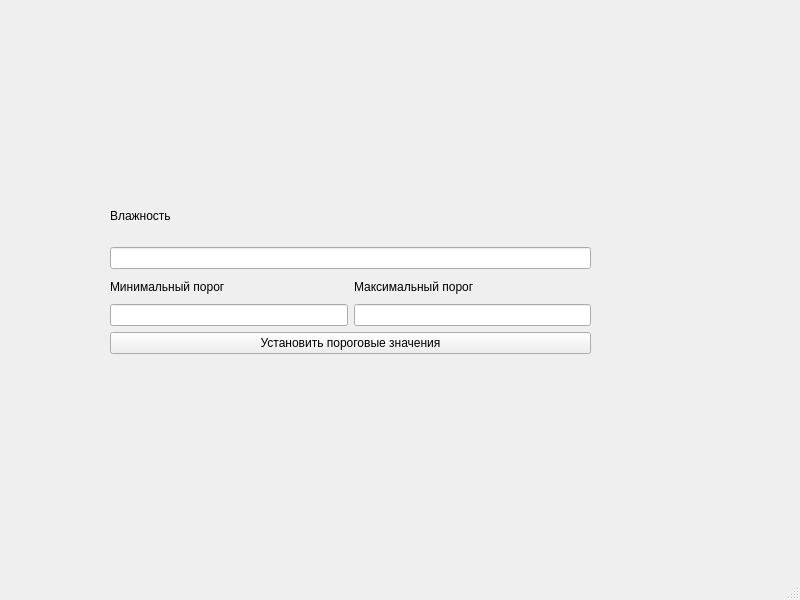
First picture: the form in mainwindow.ui, repository FlameTigerFlash/Coursework_2, before the edit.
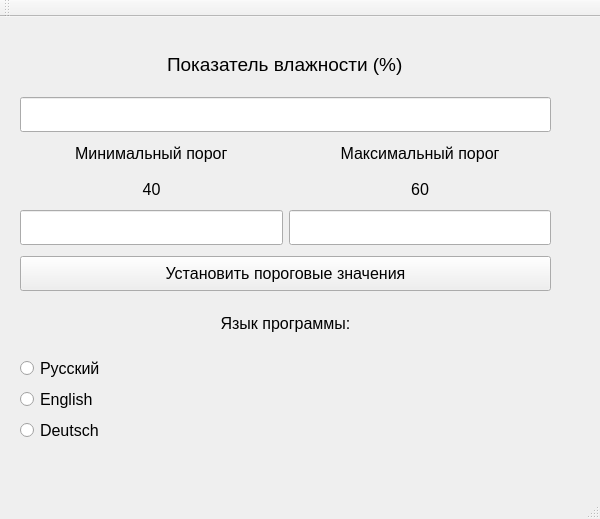
Second picture: the form after the edit.

What changed in the file:
```diff
--- a/mainwindow.ui
+++ b/mainwindow.ui
@@ -6,68 +6,231 @@
    <rect>
     <x>0</x>
     <y>0</y>
-    <width>800</width>
-    <height>600</height>
+    <width>600</width>
+    <height>519</height>
    </rect>
   </property>
+  <property name="font">
+   <font>
+    <pointsize>12</pointsize>
+   </font>
+  </property>
   <property name="windowTitle">
    <string>MainWindow</string>
   </property>
   <widget class="QWidget" name="centralwidget">
+   <property name="minimumSize">
+    <size>
+     <width>600</width>
+     <height>450</height>
+    </size>
+   </property>
    <widget class="QWidget" name="verticalLayoutWidget">
     <property name="geometry">
      <rect>
-      <x>110</x>
-      <y>190</y>
-      <width>481</width>
-      <height>221</height>
+      <x>20</x>
+      <y>20</y>
+      <width>531</width>
+      <height>406</height>
      </rect>
     </property>
-    <layout class="QVBoxLayout" name="verticalLayout">
-     <item>
+    <layout class="QVBoxLayout" name="verticalLayout" stretch="0,0,0,0,0,0,0">
+     <property name="sizeConstraint">
+      <enum>QLayout::SetMinAndMaxSize</enum>
+     </property>
+     <property name="leftMargin">
+      <number>0</number>
+     </property>
+     <item alignment="Qt::AlignHCenter">
       <widget class="QLabel" name="label_3">
+       <property name="minimumSize">
+        <size>
+         <width>0</width>
+         <height>35</height>
+        </size>
+       </property>
+       <property name="font">
+        <font>
+         <pointsize>14</pointsize>
+         <weight>50</weight>
+         <bold>false</bold>
+        </font>
+       </property>
        <property name="text">
-        <string>Влажность</string>
+        <string>Показатель влажности (%)</string>
        </property>
       </widget>
      </item>
      <item>
-      <widget class="QLineEdit" name="lineEdit"/>
+      <widget class="QLineEdit" name="lineEdit">
+       <property name="minimumSize">
+        <size>
+         <width>0</width>
+         <height>35</height>
+        </size>
+       </property>
+       <property name="font">
+        <font>
+         <pointsize>14</pointsize>
+         <weight>75</weight>
+         <bold>true</bold>
+        </font>
+       </property>
+       <property name="alignment">
+        <set>Qt::AlignCenter</set>
+       </property>
+       <property name="readOnly">
+        <bool>true</bool>
+       </property>
+      </widget>
      </item>
      <item>
       <layout class="QHBoxLayout" name="horizontalLayout_2">
        <item>
         <layout class="QVBoxLayout" name="verticalLayout_2">
-         <item>
+         <property name="sizeConstraint">
+          <enum>QLayout::SetMinimumSize</enum>
+         </property>
+         <item alignment="Qt::AlignHCenter">
           <widget class="QLabel" name="label">
+           <property name="minimumSize">
+            <size>
+             <width>0</width>
+             <height>30</height>
+            </size>
+           </property>
+           <property name="font">
+            <font>
+             <pointsize>12</pointsize>
+            </font>
+           </property>
            <property name="text">
             <string>Минимальный порог</string>
            </property>
           </widget>
          </item>
          <item>
-          <widget class="QLineEdit" name="lineEdit_2"/>
+          <widget class="QLabel" name="label_5">
+           <property name="minimumSize">
+            <size>
+             <width>0</width>
+             <height>30</height>
+            </size>
+           </property>
+           <property name="font">
+            <font>
+             <italic>false</italic>
+             <underline>false</underline>
+            </font>
+           </property>
+           <property name="text">
+            <string>40</string>
+           </property>
+           <property name="alignment">
+            <set>Qt::AlignCenter</set>
+           </property>
+          </widget>
+         </item>
+         <item>
+          <widget class="QLineEdit" name="lineEdit_2">
+           <property name="minimumSize">
+            <size>
+             <width>0</width>
+             <height>35</height>
+            </size>
+           </property>
+          </widget>
          </item>
         </layout>
        </item>
        <item>
         <layout class="QVBoxLayout" name="verticalLayout_3">
+         <property name="sizeConstraint">
+          <enum>QLayout::SetMinimumSize</enum>
+         </property>
          <item>
           <widget class="QLabel" name="label_2">
+           <property name="minimumSize">
+            <size>
+             <width>0</width>
+             <height>30</height>
+            </size>
+           </property>
            <property name="text">
             <string>Максимальный порог</string>
            </property>
+           <property name="alignment">
+            <set>Qt::AlignCenter</set>
+           </property>
           </widget>
          </item>
          <item>
-          <widget class="QLineEdit" name="lineEdit_3"/>
+          <widget class="QLabel" name="label_6">
+           <property name="minimumSize">
+            <size>
+             <width>0</width>
+             <height>30</height>
+            </size>
+           </property>
+           <property name="font">
+            <font>
+             <italic>false</italic>
+            </font>
+           </property>
+           <property name="text">
+            <string>60</string>
+           </property>
+           <property name="alignment">
+            <set>Qt::AlignCenter</set>
+           </property>
+          </widget>
+         </item>
+         <item>
+          <widget class="QLineEdit" name="lineEdit_3">
+           <property name="minimumSize">
+            <size>
+             <width>0</width>
+             <height>35</height>
+            </size>
+           </property>
+          </widget>
          </item>
         </layout>
        </item>
       </layout>
      </item>
+     <item>
+      <spacer name="verticalSpacer">
+       <property name="orientation">
+        <enum>Qt::Vertical</enum>
+       </property>
+       <property name="sizeType">
+        <enum>QSizePolicy::Minimum</enum>
+       </property>
+       <property name="sizeHint" stdset="0">
+        <size>
+         <width>20</width>
+         <height>5</height>
+        </size>
+       </property>
+      </spacer>
+     </item>
      <item>
       <widget class="QPushButton" name="pushButton">
+       <property name="enabled">
+        <bool>true</bool>
+       </property>
+       <property name="minimumSize">
+        <size>
+         <width>0</width>
+         <height>35</height>
+        </size>
+       </property>
+       <property name="font">
+        <font>
+         <pointsize>12</pointsize>
+        </font>
+       </property>
        <property name="text">
         <string>Установить пороговые значения</string>
        </property>
@@ -75,11 +238,66 @@
      </item>
      <item>
       <widget class="QLabel" name="label_4">
+       <property name="minimumSize">
+        <size>
+         <width>0</width>
+         <height>35</height>
+        </size>
+       </property>
        <property name="text">
-        <string/>
+        <string>Язык программы:</string>
+       </property>
+       <property name="alignment">
+        <set>Qt::AlignCenter</set>
        </property>
       </widget>
      </item>
+     <item>
+      <layout class="QVBoxLayout" name="verticalLayout_4">
+       <property name="sizeConstraint">
+        <enum>QLayout::SetMinAndMaxSize</enum>
+       </property>
+       <item>
+        <widget class="QRadioButton" name="radioButton">
+         <property name="minimumSize">
+          <size>
+           <width>0</width>
+           <height>20</height>
+          </size>
+         </property>
+         <property name="text">
+          <string>Русский</string>
+         </property>
+        </widget>
+       </item>
+       <item>
+        <widget class="QRadioButton" name="radioButton_2">
+         <property name="minimumSize">
+          <size>
+           <width>0</width>
+           <height>20</height>
+          </size>
+         </property>
+         <property name="text">
+          <string>English</string>
+         </property>
+        </widget>
+       </item>
+       <item>
+        <widget class="QRadioButton" name="radioButton_3">
+         <property name="minimumSize">
+          <size>
+           <width>0</width>
+           <height>20</height>
+          </size>
+         </property>
+         <property name="text">
+          <string>Deutsch</string>
+         </property>
+        </widget>
+       </item>
+      </layout>
+     </item>
     </layout>
    </widget>
   </widget>
@@ -94,6 +312,17 @@
    </property>
   </widget>
   <widget class="QStatusBar" name="statusbar"/>
+  <widget class="QToolBar" name="toolBar">
+   <property name="windowTitle">
+    <string>toolBar</string>
+   </property>
+   <attribute name="toolBarArea">
+    <enum>TopToolBarArea</enum>
+   </attribute>
+   <attribute name="toolBarBreak">
+    <bool>false</bool>
+   </attribute>
+  </widget>
  </widget>
  <resources/>
  <connections/>
```
Left out of the diff: 4 changed lines with no effect on the pictures.
